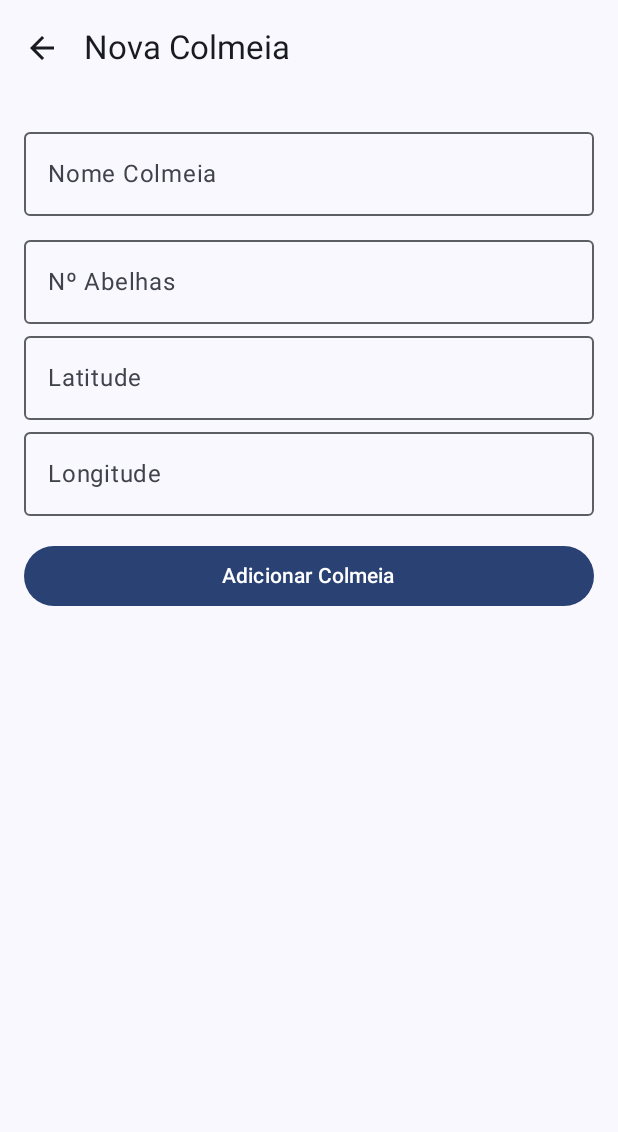
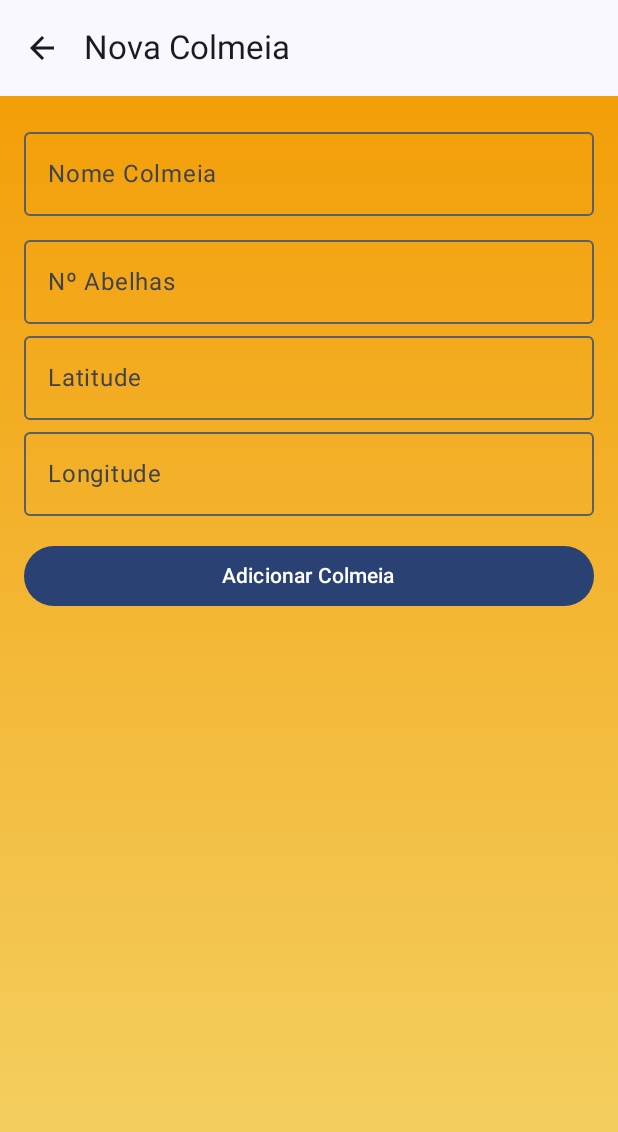
Before and after one commit to LuisSerapicos/ENGREQ23, an Android app built with Jetpack Compose: the composable AddColmeiaScreen shown on its own in the app's theme, after a tap on "Adicionar Colmeia", on a phone screen of 412 x 824 dp. Shown: the top 1132 px of the screen. Run offline under Robolectric (Android 15) with nearby library versions, the phone set to English and light mode, and no system bars; our stand-ins replace Dagger/Hilt's generated code, Room's generated code; libraries missing offline, so code that uses them is left out: com.vanpra.composematerialdialogs; 5 statements that could not run were skipped.

Commit message:
Finished implementation for sprint 1.

```diff
--- a/TP2/AndroidApp/HappiBee/app/src/main/java/com/example/happibee/Data/Database/HappiBeeDatabase.kt
+++ b/TP2/AndroidApp/HappiBee/app/src/main/java/com/example/happibee/Data/Database/HappiBeeDatabase.kt
@@ -11,7 +11,7 @@ import com.example.happibee.Data.Repository.Apiario.Colmeia.ColmeiaRepository
 import com.example.happibee.Data.Repository.Apicultor.ApicultorRepository
 import com.example.happibee.Data.Repository.Inspecao.InspecaoRepository
 
-@Database(entities = [Apiario::class, Colmeia::class, Apicultor::class, Inspecao::class], version = 9, exportSchema = false)
+@Database(entities = [Apiario::class, Colmeia::class, Apicultor::class, Inspecao::class], version = 10, exportSchema = false)
 abstract class HappiBeeDatabase: RoomDatabase(){
     abstract fun apiarioDao(): ApiarioRepository
     abstract fun apicultorDao(): ApicultorRepository
--- a/TP2/AndroidApp/HappiBee/app/src/main/java/com/example/happibee/Presentation/Colmeia/ViewModel/AddColmeiaViewModel.kt
+++ b/TP2/AndroidApp/HappiBee/app/src/main/java/com/example/happibee/Presentation/Colmeia/ViewModel/AddColmeiaViewModel.kt
@@ -1,5 +1,6 @@
 package com.example.happibee.Presentation.Inspecao.ViewModel
 
+import android.util.Log
 import androidx.compose.runtime.derivedStateOf
 import androidx.compose.runtime.getValue
 import androidx.compose.runtime.mutableStateOf
@@ -43,6 +44,6 @@ class AddColmeiaViewModel @Inject constructor(
     }
 
     fun addColmeia()=viewModelScope.launch {
-        useCase.insertColmeia(Colmeia(nAbelhas.toInt(), nomeColmeia, longitude.toDouble(), latitude.toDouble(), apiarioId = id!!))
+       useCase.insertColmeia(Colmeia(nAbelhas.toInt(), nomeColmeia, longitude.toDouble(), latitude.toDouble(), apiarioId = id!!))
     }
 }
--- a/TP2/AndroidApp/HappiBee/app/src/main/java/com/example/happibee/Presentation/Colmeia/Views/AddColmeiaScreen.kt
+++ b/TP2/AndroidApp/HappiBee/app/src/main/java/com/example/happibee/Presentation/Colmeia/Views/AddColmeiaScreen.kt
@@ -1,7 +1,9 @@
 package com.example.happibee.Presentation.Colmeia.Views
 
+import androidx.compose.foundation.background
 import androidx.compose.foundation.layout.Column
 import androidx.compose.foundation.layout.Spacer
+import androidx.compose.foundation.layout.fillMaxSize
 import androidx.compose.foundation.layout.fillMaxWidth
 import androidx.compose.foundation.layout.height
 import androidx.compose.foundation.layout.padding
@@ -19,6 +21,8 @@ import androidx.compose.material3.Text
 import androidx.compose.material3.TopAppBar
 import androidx.compose.runtime.Composable
 import androidx.compose.ui.Modifier
+import androidx.compose.ui.graphics.Brush
+import androidx.compose.ui.graphics.Color
 import androidx.compose.ui.unit.dp
 import androidx.hilt.navigation.compose.hiltViewModel
 import androidx.navigation.NavHostController
@@ -49,6 +53,15 @@ fun AddColmeiaScreen(navController: NavHostController, viewModel: AddColmeiaView
     }) {
         Column(
             modifier = Modifier
+                .fillMaxSize()
+                .background(
+                    brush = Brush.verticalGradient(
+                        colors = listOf(
+                            Color(243, 154, 0, 255),
+                            Color(243, 211, 104, 255)
+                        )
+                    )
+                )
                 .padding(it)
                 .verticalScroll(rememberScrollState())
                 .padding(16.dp)
@@ -88,7 +101,7 @@ fun AddColmeiaScreen(navController: NavHostController, viewModel: AddColmeiaView
                 modifier = Modifier.fillMaxWidth(),
                 onClick = {
                     viewModel.addColmeia()
-                    navController.popBackStack()
+                    //navController.popBackStack()
                 }) {
                 Text(text = "Adicionar Colmeia")
             }
```
Also changed, not shown: TP2/AndroidApp/HappiBee/app/src/main/java/com/example/happibee/Presentation/Apiarios/Views/HomeScreen.kt (+23 -24 lines), TP2/AndroidApp/HappiBee/app/src/main/java/com/example/happibee/Presentation/Colmeia/Views/ColmeiaScreen.kt (+14 -7 lines), TP2/AndroidApp/HappiBee/app/src/main/java/com/example/happibee/Presentation/Navigation/AppNavigation.kt (+20 -0 lines).
